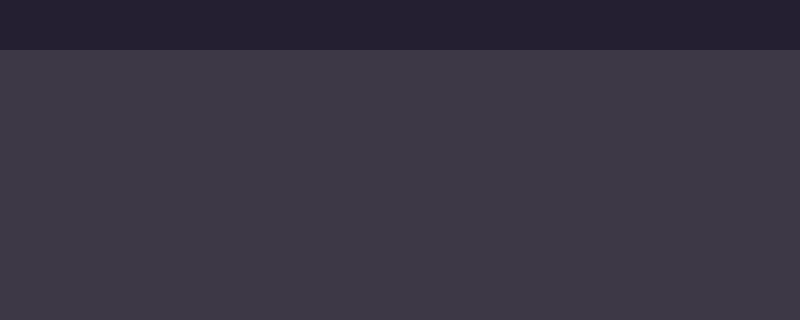
First picture: the form in mainwindow.ui, repository frknrnn/Qt_AppStore, before the edit; both pictures show x 0 to 800 and y 0 to 320 of the 800 by 600 pixel window.
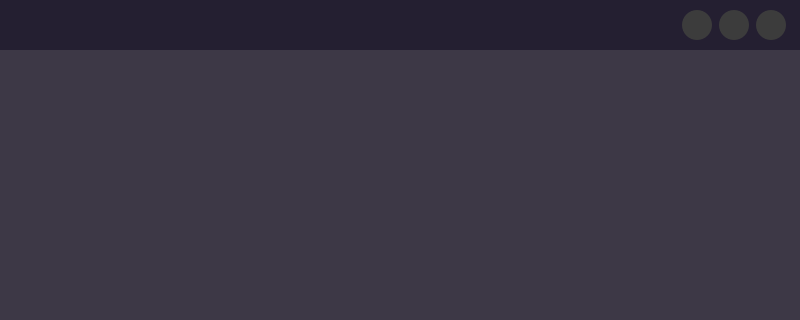
Second picture: the form after the edit. Icons and pictures are not drawn.

Commit message: mainwindow için iconlar eklendi. TopBar için minimize, maximize, exit butonları stylesheet ile düzenlendi.

Patch:
```diff
--- a/mainwindow.ui
+++ b/mainwindow.ui
@@ -47,6 +47,278 @@
       <property name="frameShadow">
        <enum>QFrame::Raised</enum>
       </property>
+      <layout class="QHBoxLayout" name="horizontalLayout">
+       <property name="spacing">
+        <number>0</number>
+       </property>
+       <property name="leftMargin">
+        <number>5</number>
+       </property>
+       <property name="topMargin">
+        <number>0</number>
+       </property>
+       <property name="rightMargin">
+        <number>5</number>
+       </property>
+       <property name="bottomMargin">
+        <number>0</number>
+       </property>
+       <item>
+        <widget class="QFrame" name="frame_topBarApp">
+         <property name="minimumSize">
+          <size>
+           <width>200</width>
+           <height>0</height>
+          </size>
+         </property>
+         <property name="maximumSize">
+          <size>
+           <width>200</width>
+           <height>16777215</height>
+          </size>
+         </property>
+         <property name="frameShape">
+          <enum>QFrame::NoFrame</enum>
+         </property>
+         <property name="frameShadow">
+          <enum>QFrame::Raised</enum>
+         </property>
+        </widget>
+       </item>
+       <item>
+        <spacer name="horizontalSpacer">
+         <property name="orientation">
+          <enum>Qt::Horizontal</enum>
+         </property>
+         <property name="sizeHint" stdset="0">
+          <size>
+           <width>467</width>
+           <height>20</height>
+          </size>
+         </property>
+        </spacer>
+       </item>
+       <item>
+        <widget class="QFrame" name="frame_topBarWindowControl">
+         <property name="minimumSize">
+          <size>
+           <width>120</width>
+           <height>0</height>
+          </size>
+         </property>
+         <property name="maximumSize">
+          <size>
+           <width>120</width>
+           <height>16777215</height>
+          </size>
+         </property>
+         <property name="frameShape">
+          <enum>QFrame::NoFrame</enum>
+         </property>
+         <property name="frameShadow">
+          <enum>QFrame::Raised</enum>
+         </property>
+         <layout class="QHBoxLayout" name="horizontalLayout_2">
+          <property name="spacing">
+           <number>0</number>
+          </property>
+          <property name="leftMargin">
+           <number>0</number>
+          </property>
+          <property name="topMargin">
+           <number>0</number>
+          </property>
+          <property name="rightMargin">
+           <number>0</number>
+          </property>
+          <property name="bottomMargin">
+           <number>0</number>
+          </property>
+          <item>
+           <widget class="QPushButton" name="pushButton_minimize">
+            <property name="minimumSize">
+             <size>
+              <width>30</width>
+              <height>30</height>
+             </size>
+            </property>
+            <property name="maximumSize">
+             <size>
+              <width>30</width>
+              <height>30</height>
+             </size>
+            </property>
+            <property name="cursor">
+             <cursorShape>PointingHandCursor</cursorShape>
+            </property>
+            <property name="toolTip">
+             <string>Minimize</string>
+            </property>
+            <property name="autoFillBackground">
+             <bool>false</bool>
+            </property>
+            <property name="styleSheet">
+             <string notr="true">QPushButton{
+background-image: url(:/icons/icon_minimize.png);
+background-color: rgb(60, 60, 60);
+border:none;
+border-radius:15px;
+background-repeat: no-repeat;
+background-position: center;
+}
+
+QPushButton::hover{
+background-color: rgb(200, 200, 200);
+border:none;
+background-repeat: no-repeat;
+background-position: center;
+}</string>
+            </property>
+            <property name="text">
+             <string/>
+            </property>
+            <property name="autoRepeat">
+             <bool>false</bool>
+            </property>
+            <property name="autoExclusive">
+             <bool>false</bool>
+            </property>
+            <property name="autoDefault">
+             <bool>false</bool>
+            </property>
+            <property name="default">
+             <bool>false</bool>
+            </property>
+            <property name="flat">
+             <bool>false</bool>
+            </property>
+           </widget>
+          </item>
+          <item>
+           <widget class="QPushButton" name="pushButton_maximize">
+            <property name="minimumSize">
+             <size>
+              <width>30</width>
+              <height>30</height>
+             </size>
+            </property>
+            <property name="maximumSize">
+             <size>
+              <width>30</width>
+              <height>30</height>
+             </size>
+            </property>
+            <property name="cursor">
+             <cursorShape>PointingHandCursor</cursorShape>
+            </property>
+            <property name="toolTip">
+             <string>Maximize</string>
+            </property>
+            <property name="autoFillBackground">
+             <bool>false</bool>
+            </property>
+            <property name="styleSheet">
+             <string notr="true">QPushButton{
+background-image: url(:/icons/icon_maximize.png);
+background-color: rgb(60, 60, 60);
+border:none;
+background-repeat: no-repeat;
+background-position: center;
+border-radius:15px;
+}
+
+QPushButton::hover{
+background-color: rgb(200, 200, 200);
+border:none;
+background-repeat: no-repeat;
+background-position: center;
+}</string>
+            </property>
+            <property name="text">
+             <string/>
+            </property>
+            <property name="autoRepeat">
+             <bool>false</bool>
+            </property>
+            <property name="autoExclusive">
+             <bool>false</bool>
+            </property>
+            <property name="autoDefault">
+             <bool>false</bool>
+            </property>
+            <property name="default">
+             <bool>false</bool>
+            </property>
+            <property name="flat">
+             <bool>false</bool>
+            </property>
+           </widget>
+          </item>
+          <item>
+           <widget class="QPushButton" name="pushButton_exit">
+            <property name="minimumSize">
+             <size>
+              <width>30</width>
+              <height>30</height>
+             </size>
+            </property>
+            <property name="maximumSize">
+             <size>
+              <width>30</width>
+              <height>30</height>
+             </size>
+            </property>
+            <property name="cursor">
+             <cursorShape>PointingHandCursor</cursorShape>
+            </property>
+            <property name="toolTip">
+             <string>Exit</string>
+            </property>
+            <property name="autoFillBackground">
+             <bool>false</bool>
+            </property>
+            <property name="styleSheet">
+             <string notr="true">QPushButton{
+background-image: url(:/icons/cil-x.png);
+background-color: rgb(60, 60, 60);
+border:none;
+background-repeat: no-repeat;
+background-position: center;
+border-radius:15px;
+}
+
+QPushButton::hover{
+background-color: rgb(170, 0, 0);
+border-radius:15px;
+border:none;
+background-repeat: no-repeat;
+background-position: center;
+}</string>
+            </property>
+            <property name="text">
+             <string/>
+            </property>
+            <property name="autoRepeat">
+             <bool>false</bool>
+            </property>
+            <property name="autoExclusive">
+             <bool>false</bool>
+            </property>
+            <property name="autoDefault">
+             <bool>false</bool>
+            </property>
+            <property name="default">
+             <bool>false</bool>
+            </property>
+            <property name="flat">
+             <bool>false</bool>
+            </property>
+           </widget>
+          </item>
+         </layout>
+        </widget>
+       </item>
+      </layout>
      </widget>
     </item>
     <item>
```
The commit also changes 43 other files.
